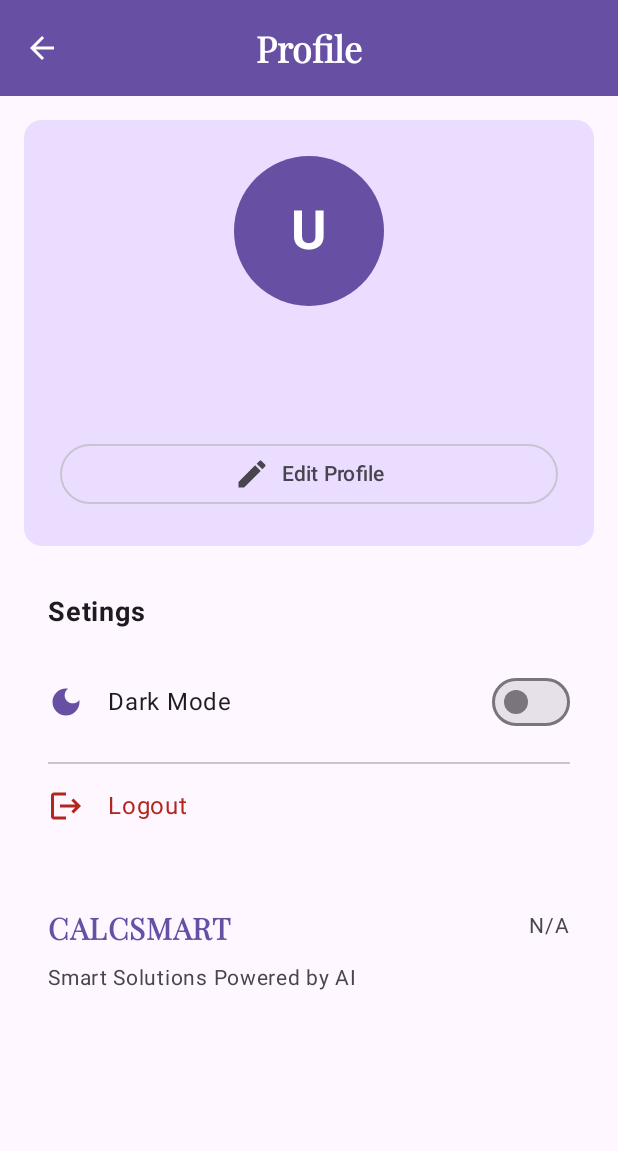
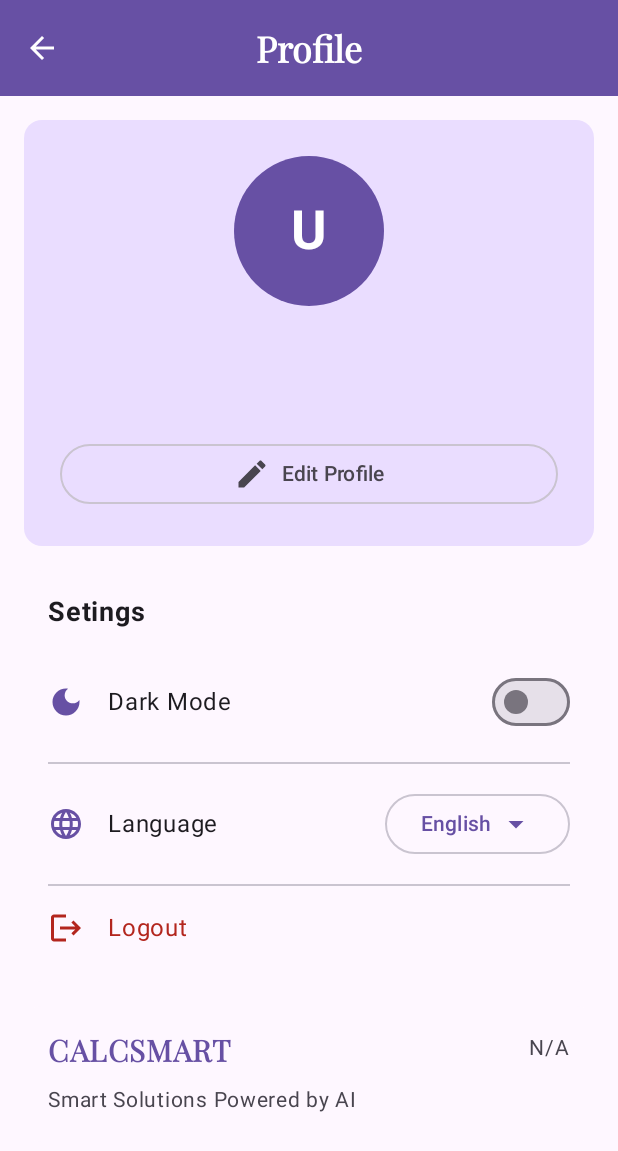
Before and after one commit to zahid0162/Mathly, an Android app built with Jetpack Compose: the composable ProfileMainScreen shown on its own in the app's theme, on a phone screen of 412 x 824 dp. Shown: the top 1151 px of the screen. Run offline under Robolectric (Android 15) with nearby library versions, the phone set to English and light mode, and no system bars; our stand-ins replace Dagger/Hilt's generated code; libraries missing offline, so code that uses them is left out: io.github.jan.supabase; 10 statements that could not run were skipped.

Commit message:
profile screen change

```diff
--- a/app/src/main/java/com/zahid/mathly/presentation/navigation/MathlyNavigation.kt
+++ b/app/src/main/java/com/zahid/mathly/presentation/navigation/MathlyNavigation.kt
@@ -128,7 +128,8 @@ fun MathlyNavigation(
             ProfileMainScreen(
                 navController = navController,
                 themeViewModel = themeViewModel,
-                profileViewModel = profileViewModel
+                profileViewModel = profileViewModel,
+                languageViewModel = languageViewModel
             )
         }
 
--- a/app/src/main/java/com/zahid/mathly/presentation/ui/screens/ProfileMainScreen.kt
+++ b/app/src/main/java/com/zahid/mathly/presentation/ui/screens/ProfileMainScreen.kt
@@ -10,8 +10,10 @@ import androidx.compose.foundation.verticalScroll
 import androidx.compose.material.icons.Icons
 import androidx.compose.material.icons.automirrored.filled.Logout
 import androidx.compose.material.icons.filled.ArrowBack
+import androidx.compose.material.icons.filled.ArrowDropDown
 import androidx.compose.material.icons.filled.DarkMode
 import androidx.compose.material.icons.filled.Edit
+import androidx.compose.material.icons.filled.Language
 import androidx.compose.material.icons.filled.Settings
 import androidx.compose.material3.*
 import androidx.compose.runtime.*
@@ -27,8 +29,10 @@ import androidx.navigation.NavController
 import com.zahid.mathly.R
 import com.zahid.mathly.presentation.ui.theme.PlayfairDisplay
 import com.zahid.mathly.presentation.viewmodel.AuthViewModel
+import com.zahid.mathly.presentation.viewmodel.LanguageViewModel
 import com.zahid.mathly.presentation.viewmodel.ProfileViewModel
 import com.zahid.mathly.presentation.viewmodel.ThemeViewModel
+import com.zahid.mathly.presentation.ui.components.LanguageDropdown
 
 
 @OptIn(ExperimentalMaterial3Api::class)
@@ -37,10 +41,12 @@ fun ProfileMainScreen(
     navController: NavController,
     themeViewModel: ThemeViewModel,
     profileViewModel: ProfileViewModel = hiltViewModel(),
-    authViewModel: AuthViewModel = hiltViewModel()
+    authViewModel: AuthViewModel = hiltViewModel(),
+    languageViewModel: LanguageViewModel = hiltViewModel()
 ) {
     val profileState by profileViewModel.uiState.collectAsState()
     val darkMode = themeViewModel.isDarkMode
+    val snackbarHostState = remember { SnackbarHostState() }
     val pinfo = LocalContext.current.packageManager.getPackageInfo(
         LocalContext.current.packageName,
         0
@@ -75,7 +81,8 @@ fun ProfileMainScreen(
                     containerColor = MaterialTheme.colorScheme.primary
                 )
             )
-        }
+        },
+        snackbarHost = { SnackbarHost(hostState = snackbarHostState) }
     ) { paddingValues ->
         Column(
             modifier = Modifier
@@ -203,6 +210,77 @@ fun ProfileMainScreen(
                         color = MaterialTheme.colorScheme.outlineVariant
                     )
 
+                    // Language Selection
+                    Row(
+                        modifier = Modifier
+                            .fillMaxWidth()
+                            .padding(vertical = 8.dp),
+                        verticalAlignment = Alignment.CenterVertically
+                    ) {
+                        Icon(
+                            imageVector = Icons.Default.Language,
+                            contentDescription = "Language",
+                            tint = MaterialTheme.colorScheme.primary
+                        )
+                        Spacer(modifier = Modifier.width(16.dp))
+                        Text(
+                            text = stringResource(R.string.language),
+                            fontSize = 16.sp,
+                            color = MaterialTheme.colorScheme.onSurface,
+                            modifier = Modifier.weight(1f)
+                        )
+
+                        // Current language display with dropdown
+                        Box {
+                            var showLanguageDropdown by remember { mutableStateOf(false) }
+
+                            OutlinedButton(
+                                onClick = { showLanguageDropdown = true },
+                                colors = ButtonDefaults.outlinedButtonColors(
+                                    contentColor = MaterialTheme.colorScheme.primary
+                                )
+                            ) {
+                                Text(languageViewModel.getLanguageDisplayName(languageViewModel.currentLanguage))
+                                Spacer(modifier = Modifier.width(4.dp))
+                                Icon(
+                                    imageVector = Icons.Default.ArrowDropDown,
+                                    contentDescription = "Select Language"
+                                )
+                            }
+
+                            DropdownMenu(
+                                expanded = showLanguageDropdown,
+                                onDismissRequest = { showLanguageDropdown = false }
+                            ) {
+                                languageViewModel.getAvailableLanguages().forEach { (code, name) ->
+                                    DropdownMenuItem(
+                                        text = { Text(name) },
+                                        onClick = {
+                                            if (code != languageViewModel.currentLanguage) {
+                                                languageViewModel.setLanguage(code)
+                                            }
+                                            showLanguageDropdown = false
+                                        },
+                                        leadingIcon = {
+                                            if (code == languageViewModel.currentLanguage) {
+                                                Icon(
+                                                    imageVector = Icons.Default.Language,
+                                                    contentDescription = null,
+                                                    tint = MaterialTheme.colorScheme.primary
+                                                )
+                                            }
+                                        }
+                                    )
+                                }
+                            }
+                        }
+                    }
+
+                    Divider(
+                        modifier = Modifier.padding(vertical = 8.dp),
+                        color = MaterialTheme.colorScheme.outlineVariant
+                    )
+
                     // Logout Button
                     Row(
                         modifier = Modifier
```
